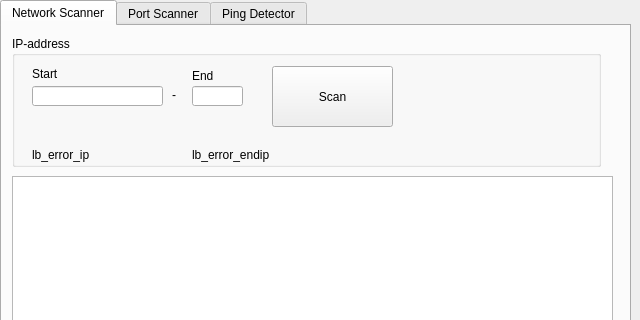
jebr/network-monitoring, file src/resources/ui/main.ui: the form before one commit; both pictures show x 0 to 640 and y 0 to 320 of the 640 by 480 pixel window.
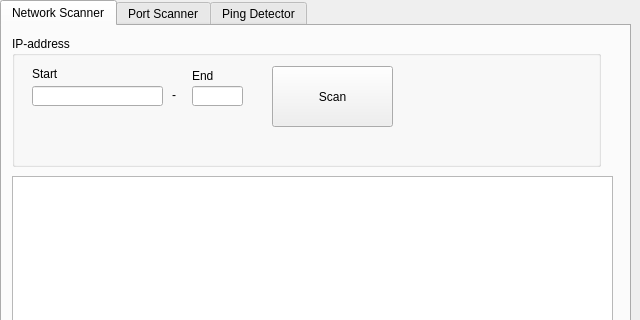
The form after the commit.

Patch:
```diff
--- a/src/resources/ui/main.ui
+++ b/src/resources/ui/main.ui
@@ -110,32 +110,6 @@
         <string>-</string>
        </property>
       </widget>
-      <widget class="QLabel" name="lb_error_ip">
-       <property name="geometry">
-        <rect>
-         <x>20</x>
-         <y>110</y>
-         <width>161</width>
-         <height>17</height>
-        </rect>
-       </property>
-       <property name="text">
-        <string>lb_error_ip</string>
-       </property>
-      </widget>
-      <widget class="QLabel" name="lb_error_endip">
-       <property name="geometry">
-        <rect>
-         <x>180</x>
-         <y>110</y>
-         <width>311</width>
-         <height>17</height>
-        </rect>
-       </property>
-       <property name="text">
-        <string>lb_error_endip</string>
-       </property>
-      </widget>
       <widget class="QPushButton" name="pb_start_nwscan">
        <property name="geometry">
         <rect>
```
Left out of the diff: 26 changed lines with no effect on the pictures.
